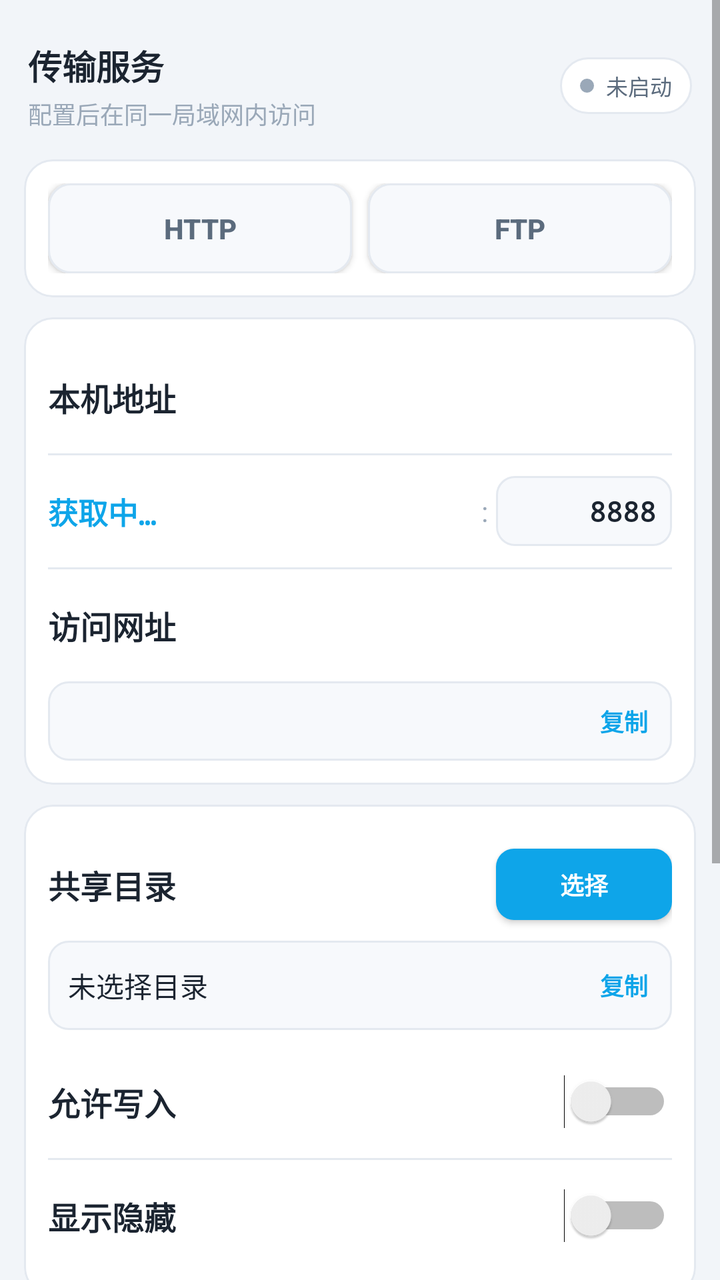
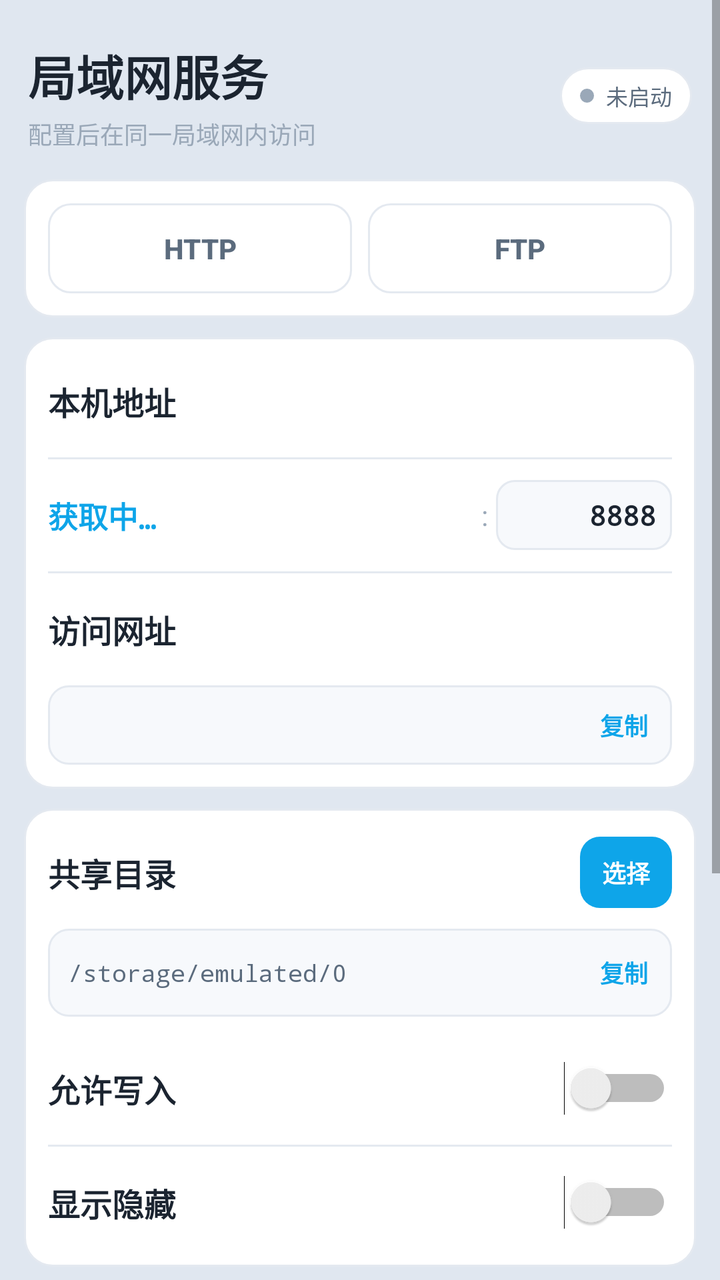

Before-and-after screenshots of an Android layout around one commit, followed by the original layout XML and the change that was made.
<!-- AndroidManifest.xml: application theme AppTheme -->
<!-- res/layout/activity_main.xml -->
<?xml version="1.0" encoding="utf-8"?>
<ScrollView xmlns:android="http://schemas.android.com/apk/res/android"
    xmlns:app="http://schemas.android.com/apk/res-auto"
    android:layout_width="match_parent"
    android:layout_height="match_parent">

    <LinearLayout
        android:layout_width="match_parent"
        android:layout_height="wrap_content"
        android:orientation="vertical"
        android:paddingStart="12dp"
        android:paddingEnd="12dp"
        android:paddingTop="14dp"
        android:paddingBottom="20dp">

        
        <LinearLayout
            android:layout_width="match_parent"
            android:layout_height="wrap_content"
            android:orientation="horizontal"
            android:gravity="center_vertical"
            android:paddingStart="2dp"
            android:paddingEnd="2dp"
            android:paddingTop="6dp"
            android:paddingBottom="14dp">

            <LinearLayout
                android:layout_width="0dp"
                android:layout_height="wrap_content"
                android:layout_weight="1"
                android:orientation="vertical">

                <TextView
                    android:layout_width="wrap_content"
                    android:layout_height="wrap_content"
                    android:text="传输服务"
                    android:textSize="17sp"
                    android:textStyle="bold"
                    android:textColor="@color/txt" />

                <TextView
                    android:layout_width="wrap_content"
                    android:layout_height="wrap_content"
                    android:layout_marginTop="3dp"
                    android:text="配置后在同一局域网内访问"
                    android:textSize="12sp"
                    android:textColor="@color/txt3" />
            </LinearLayout>

            <LinearLayout
                android:layout_width="wrap_content"
                android:layout_height="wrap_content"
                android:orientation="horizontal"
                android:gravity="center_vertical"
                android:background="@drawable/pill_bg"
                android:paddingStart="10dp"
                android:paddingEnd="10dp"
                android:paddingTop="6dp"
                android:paddingBottom="6dp">

                <View
                    android:id="@+id/vDot"
                    android:layout_width="7dp"
                    android:layout_height="7dp"
                    android:background="@drawable/dot_sel" />

                <TextView
                    android:id="@+id/tvStatus"
                    android:layout_width="wrap_content"
                    android:layout_height="wrap_content"
                    android:layout_marginStart="6dp"
                    android:text="未启动"
                    android:textSize="11sp"
                    android:textColor="@color/txt2" />
            </LinearLayout>
        </LinearLayout>

        
        <androidx.cardview.widget.CardView
            android:layout_width="match_parent"
            android:layout_height="wrap_content"
            android:layout_marginBottom="10dp"
            app:cardBackgroundColor="@android:color/transparent"
            app:cardCornerRadius="14dp"
            app:cardElevation="0dp"
            app:cardUseCompatPadding="false">

            <LinearLayout
                android:layout_width="match_parent"
                android:layout_height="wrap_content"
                android:orientation="vertical"
                android:background="@drawable/card_bg"
                android:padding="12dp">

                <LinearLayout
                    android:layout_width="match_parent"
                    android:layout_height="wrap_content"
                    android:orientation="horizontal"
                    android:gravity="center_vertical">

                    <Button
                        android:id="@+id/chipHttp"
                        android:layout_width="0dp"
                        android:layout_height="wrap_content"
                        android:layout_weight="1"
                        android:text="HTTP"
                        android:textSize="14sp"
                        android:textStyle="bold"
                        android:textColor="@color/txt2"
                        android:background="@drawable/chip_sel"
                        android:paddingTop="13dp"
                        android:paddingBottom="13dp"
                        android:minHeight="0dp" />

                    <Button
                        android:id="@+id/chipFtp"
                        android:layout_width="0dp"
                        android:layout_height="wrap_content"
                        android:layout_weight="1"
                        android:text="FTP"
                        android:textSize="14sp"
                        android:textStyle="bold"
                        android:textColor="@color/txt2"
                        android:background="@drawable/chip_sel"
                        android:paddingTop="13dp"
                        android:paddingBottom="13dp"
                        android:minHeight="0dp"
                        android:layout_marginStart="8dp" />
                </LinearLayout>
            </LinearLayout>
        </androidx.cardview.widget.CardView>

        
        <androidx.cardview.widget.CardView
            android:layout_width="match_parent"
            android:layout_height="wrap_content"
            android:layout_marginBottom="10dp"
            app:cardBackgroundColor="@android:color/transparent"
            app:cardCornerRadius="14dp"
            app:cardElevation="0dp"
            app:cardUseCompatPadding="false">

            <LinearLayout
                android:layout_width="match_parent"
                android:layout_height="wrap_content"
                android:orientation="vertical"
                android:background="@drawable/card_bg"
                android:padding="12dp">

                
                <LinearLayout
                    android:layout_width="match_parent"
                    android:layout_height="wrap_content"
                    android:minHeight="56dp"
                    android:orientation="horizontal"
                    android:gravity="center_vertical">

                    <TextView
                        android:layout_width="wrap_content"
                        android:layout_height="wrap_content"
                        android:text="本机地址"
                        android:textSize="16sp"
                        android:textStyle="bold"
                        android:textColor="@color/txt" />
                </LinearLayout>

                <View
                    android:layout_width="match_parent"
                    android:layout_height="1dp"
                    android:background="@color/line" />

                
                <LinearLayout
                    android:layout_width="match_parent"
                    android:layout_height="wrap_content"
                    android:minHeight="56dp"
                    android:orientation="horizontal"
                    android:gravity="center_vertical">

                    <TextView
                        android:id="@+id/tvIp"
                        android:layout_width="0dp"
                        android:layout_height="wrap_content"
                        android:layout_weight="1"
                        android:text="获取中…"
                        android:textSize="15sp"
                        android:textStyle="bold"
                        android:fontFamily="monospace"
                        android:textColor="@color/brand" />

                    <TextView
                        android:layout_width="wrap_content"
                        android:layout_height="wrap_content"
                        android:text=":"
                        android:textSize="14sp"
                        android:textColor="@color/txt3"
                        android:layout_marginStart="4dp"
                        android:layout_marginEnd="4dp" />

                    <EditText
                        android:id="@+id/etPort"
                        android:layout_width="88dp"
                        android:layout_height="wrap_content"
                        android:inputType="number"
                        android:text="8888"
                        android:gravity="end|center_vertical"
                        android:fontFamily="monospace"
                        android:textSize="14sp"
                        android:textStyle="bold"
                        android:textColor="@color/txt"
                        android:background="@drawable/port_bg"
                        android:padding="8dp"
                        android:maxLines="1" />
                </LinearLayout>

                <View
                    android:layout_width="match_parent"
                    android:layout_height="1dp"
                    android:background="@color/line" />

                
                <LinearLayout
                    android:layout_width="match_parent"
                    android:layout_height="wrap_content"
                    android:minHeight="56dp"
                    android:orientation="horizontal"
                    android:gravity="center_vertical">

                    <TextView
                        android:layout_width="wrap_content"
                        android:layout_height="wrap_content"
                        android:text="访问网址"
                        android:textSize="16sp"
                        android:textStyle="bold"
                        android:textColor="@color/txt" />
                </LinearLayout>

                <LinearLayout
                    android:layout_width="match_parent"
                    android:layout_height="wrap_content"
                    android:orientation="horizontal"
                    android:gravity="center_vertical"
                    android:background="@drawable/box_bg"
                    android:paddingStart="10dp"
                    android:paddingEnd="10dp"
                    android:paddingTop="11dp"
                    android:paddingBottom="11dp">

                    <TextView
                        android:id="@+id/tvUrl"
                        android:layout_width="0dp"
                        android:layout_height="wrap_content"
                        android:layout_weight="1"
                        android:text=""
                        android:textSize="12sp"
                        android:fontFamily="monospace"
                        android:textColor="@color/txt2"
                        android:singleLine="true"
                        android:ellipsize="end" />

                    <Button
                        android:id="@+id/btnCopyUrl"
                        android:layout_width="wrap_content"
                        android:layout_height="wrap_content"
                        android:text="复制"
                        android:textSize="12sp"
                        android:textStyle="bold"
                        android:textColor="@color/brand"
                        android:background="@null"
                        android:minWidth="0dp"
                        android:minHeight="0dp"
                        android:paddingStart="2dp"
                        android:paddingEnd="2dp"
                        android:paddingTop="0dp"
                        android:paddingBottom="0dp" />
                </LinearLayout>
            </LinearLayout>
        </androidx.cardview.widget.CardView>

        
        <androidx.cardview.widget.CardView
            android:layout_width="match_parent"
            android:layout_height="wrap_content"
            android:layout_marginBottom="10dp"
            app:cardBackgroundColor="@android:color/transparent"
            app:cardCornerRadius="14dp"
            app:cardElevation="0dp"
            app:cardUseCompatPadding="false">

            <LinearLayout
                android:layout_width="match_parent"
                android:layout_height="wrap_content"
                android:orientation="vertical"
                android:background="@drawable/card_bg"
                android:padding="12dp">

                
                <LinearLayout
                    android:layout_width="match_parent"
                    android:layout_height="wrap_content"
                    android:minHeight="56dp"
                    android:orientation="horizontal"
                    android:gravity="center_vertical">

                    <TextView
                        android:layout_width="0dp"
                        android:layout_height="wrap_content"
                        android:layout_weight="1"
                        android:text="共享目录"
                        android:textSize="16sp"
                        android:textStyle="bold"
                        android:textColor="@color/txt" />

                    <Button
                        android:id="@+id/btnPickDir"
                        android:layout_width="wrap_content"
                        android:layout_height="wrap_content"
                        android:text="选择"
                        android:textSize="12sp"
                        android:textStyle="bold"
                        android:textColor="#ffffff"
                        android:background="@drawable/btn_primary"
                        android:paddingStart="11dp"
                        android:paddingEnd="11dp"
                        android:paddingTop="9dp"
                        android:paddingBottom="9dp"
                        android:minHeight="0dp" />
                </LinearLayout>

                <LinearLayout
                    android:layout_width="match_parent"
                    android:layout_height="wrap_content"
                    android:orientation="horizontal"
                    android:gravity="center_vertical"
                    android:background="@drawable/box_bg"
                    android:paddingStart="10dp"
                    android:paddingEnd="10dp"
                    android:paddingTop="12dp"
                    android:paddingBottom="12dp"
                    android:minHeight="44dp"
                    android:layout_marginBottom="8dp">

                    <TextView
                        android:id="@+id/tvDir"
                        android:layout_width="0dp"
                        android:layout_height="wrap_content"
                        android:layout_weight="1"
                        android:gravity="start"
                        android:text="未选择目录"
                        android:textSize="14sp"
                        android:fontFamily="monospace"
                        android:textColor="@color/txt"
                        android:singleLine="true"
                        android:ellipsize="end" />

                    <Button
                        android:id="@+id/btnCopyDir"
                        android:layout_width="wrap_content"
                        android:layout_height="wrap_content"
                        android:text="复制"
                        android:textSize="12sp"
                        android:textStyle="bold"
                        android:textColor="@color/brand"
                        android:background="@null"
                        android:minWidth="0dp"
                        android:minHeight="0dp"
                        android:paddingStart="2dp"
                        android:paddingEnd="2dp"
                        android:paddingTop="0dp"
                        android:paddingBottom="0dp" />
                </LinearLayout>

                
                <LinearLayout
                    android:layout_width="match_parent"
                    android:layout_height="wrap_content"
                    android:minHeight="56dp"
                    android:orientation="horizontal"
                    android:gravity="center_vertical">

                    <TextView
                        android:layout_width="0dp"
                        android:layout_height="wrap_content"
                        android:layout_weight="1"
                        android:text="允许写入"
                        android:textSize="16sp"
                        android:textStyle="bold"
                        android:textColor="@color/txt" />

                    <Switch
                        android:id="@+id/swWrite"
                        android:layout_width="wrap_content"
                        android:layout_height="wrap_content" />
                </LinearLayout>

                <View
                    android:layout_width="match_parent"
                    android:layout_height="1dp"
                    android:background="@color/line" />

                
                <LinearLayout
                    android:layout_width="match_parent"
                    android:layout_height="wrap_content"
                    android:minHeight="56dp"
                    android:orientation="horizontal"
                    android:gravity="center_vertical">

                    <TextView
                        android:layout_width="0dp"
                        android:layout_height="wrap_content"
                        android:layout_weight="1"
                        android:text="显示隐藏"
                        android:textSize="16sp"
                        android:textStyle="bold"
                        android:textColor="@color/txt" />

                    <Switch
                        android:id="@+id/swHidden"
                        android:layout_width="wrap_content"
                        android:layout_height="wrap_content" />
                </LinearLayout>
            </LinearLayout>
        </androidx.cardview.widget.CardView>

        
        <androidx.cardview.widget.CardView
            android:layout_width="match_parent"
            android:layout_height="wrap_content"
            android:layout_marginBottom="10dp"
            app:cardBackgroundColor="@android:color/transparent"
            app:cardCornerRadius="14dp"
            app:cardElevation="0dp"
            app:cardUseCompatPadding="false">

            <LinearLayout
                android:layout_width="match_parent"
                android:layout_height="wrap_content"
                android:orientation="vertical"
                android:background="@drawable/card_bg"
                android:gravity="center_horizontal"
                android:paddingTop="12dp"
                android:paddingBottom="6dp">

                <ImageView
                    android:id="@+id/ivQr"
                    android:layout_width="158dp"
                    android:layout_height="158dp"
                    android:visibility="visible" />

                <TextView
                    android:id="@+id/tvQrHint"
                    android:layout_width="match_parent"
                    android:layout_height="wrap_content"
                    android:layout_marginTop="12dp"
                    android:text=""
                    android:textSize="11sp"
                    android:textColor="@color/txt3"
                    android:gravity="center_horizontal" />
            </LinearLayout>
        </androidx.cardview.widget.CardView>

        
        <TextView
            android:id="@+id/btnStart"
            android:layout_width="match_parent"
            android:layout_height="wrap_content"
            android:layout_marginTop="6dp"
            android:text="启动服务"
            android:textSize="15sp"
            android:textStyle="bold"
            android:textColor="@color/txt2"
            android:background="@drawable/btn_big_sel"
            android:gravity="center"
            android:clickable="true"
            android:focusable="true"
            android:paddingTop="15dp"
            android:paddingBottom="15dp" />

    </LinearLayout>
</ScrollView>
<!-- resources referenced by this layout -->
<resources>
  <color name="brand">#0ea5e9</color>
  <color name="line">#e4e9f0</color>
  <color name="txt">#1b2430</color>
  <color name="txt2">#5b6b7d</color>
  <color name="txt3">#9aa8b8</color>
  <!-- drawable box_bg (drawable) -->
  <?xml version="1.0" encoding="utf-8"?>
  <shape xmlns:android="http://schemas.android.com/apk/res/android"
      android:shape="rectangle">
      <solid android:color="@color/panel2" />
      <stroke android:width="1dp" android:color="@color/line" />
      <corners android:radius="10dp" />
  </shape>
  <!-- drawable btn_big_sel (drawable) -->
  <?xml version="1.0" encoding="utf-8"?>
  <selector xmlns:android="http://schemas.android.com/apk/res/android">
      <item android:state_selected="true" android:drawable="@drawable/gradient_brand" />
      <item android:drawable="@drawable/btn_big_off" />
  </selector>
  <!-- drawable btn_primary (drawable) -->
  <?xml version="1.0" encoding="utf-8"?>
  <shape xmlns:android="http://schemas.android.com/apk/res/android"
      android:shape="rectangle">
      <solid android:color="@color/brand" />
      <corners android:radius="9dp" />
  </shape>
  <!-- drawable card_bg (drawable) -->
  <?xml version="1.0" encoding="utf-8"?>
  <shape xmlns:android="http://schemas.android.com/apk/res/android"
      android:shape="rectangle">
      <solid android:color="@color/panel" />
      <stroke android:width="1dp" android:color="@color/line" />
      <corners android:radius="14dp" />
  </shape>
  <!-- drawable chip_sel (drawable) -->
  <?xml version="1.0" encoding="utf-8"?>
  <selector xmlns:android="http://schemas.android.com/apk/res/android">
      <item android:state_selected="true" android:drawable="@drawable/gradient_brand" />
      <item android:drawable="@drawable/chip_bg" />
  </selector>
  <!-- drawable dot_sel (drawable) -->
  <?xml version="1.0" encoding="utf-8"?>
  <selector xmlns:android="http://schemas.android.com/apk/res/android">
      <item android:state_selected="true" android:drawable="@drawable/dot_on" />
      <item android:drawable="@drawable/dot_off" />
  </selector>
  <!-- drawable pill_bg (drawable) -->
  <?xml version="1.0" encoding="utf-8"?>
  <shape xmlns:android="http://schemas.android.com/apk/res/android"
      android:shape="rectangle">
      <solid android:color="@color/panel" />
      <stroke android:width="1dp" android:color="@color/line" />
      <corners android:radius="20dp" />
  </shape>
  <!-- drawable port_bg (drawable) -->
  <?xml version="1.0" encoding="utf-8"?>
  <shape xmlns:android="http://schemas.android.com/apk/res/android"
      android:shape="rectangle">
      <solid android:color="@color/panel2" />
      <stroke android:width="1dp" android:color="@color/line" />
      <corners android:radius="9dp" />
  </shape>
  <color name="panel2">#f7f9fc</color>
  <!-- drawable btn_big_off (drawable) -->
  <?xml version="1.0" encoding="utf-8"?>
  <shape xmlns:android="http://schemas.android.com/apk/res/android"
      android:shape="rectangle">
      <solid android:color="@color/panel2" />
      <stroke android:width="1dp" android:color="@color/line" />
      <corners android:radius="12dp" />
  </shape>
  <color name="panel">#ffffff</color>
  <!-- drawable chip_bg (drawable) -->
  <?xml version="1.0" encoding="utf-8"?>
  <shape xmlns:android="http://schemas.android.com/apk/res/android"
      android:shape="rectangle">
      <solid android:color="@color/panel2" />
      <stroke android:width="1dp" android:color="@color/line" />
      <corners android:radius="11dp" />
  </shape>
  <!-- drawable dot_off (drawable) -->
  <?xml version="1.0" encoding="utf-8"?>
  <shape xmlns:android="http://schemas.android.com/apk/res/android"
      android:shape="oval">
      <solid android:color="@color/txt3" />
  </shape>
  <color name="bg">#f2f5f9</color>
  <color name="brand2">#06b6d4</color>
  <color name="ok">#16a34a</color>
  <!-- unchanged entries left out for length: 3 -->
</resources>

<!-- the commit's change to res/layout/activity_main.xml (unified diff, before → after) -->
@@ -31,10 +31,11 @@
                 android:orientation="vertical">
 
                 <TextView
+                    android:id="@+id/tvTitle"
                     android:layout_width="wrap_content"
                     android:layout_height="wrap_content"
-                    android:text="传输服务"
-                    android:textSize="17sp"
+                    android:text="局域网服务"
+                    android:textSize="24sp"
                     android:textStyle="bold"
                     android:textColor="@color/txt" />
 
@@ -110,7 +111,9 @@
                         android:background="@drawable/chip_sel"
                         android:paddingTop="13dp"
                         android:paddingBottom="13dp"
-                        android:minHeight="0dp" />
+                        android:minHeight="0dp"
+                        android:elevation="0dp"
+                        android:stateListAnimator="@null" />
 
                     <Button
                         android:id="@+id/chipFtp"
@@ -125,6 +128,8 @@
                         android:paddingTop="13dp"
                         android:paddingBottom="13dp"
                         android:minHeight="0dp"
+                        android:elevation="0dp"
+                        android:stateListAnimator="@null"
                         android:layout_marginStart="8dp" />
                 </LinearLayout>
             </LinearLayout>
@@ -145,23 +150,28 @@
                 android:layout_height="wrap_content"
                 android:orientation="vertical"
                 android:background="@drawable/card_bg"
-                android:padding="12dp">
-
-                
-                <LinearLayout
-                    android:layout_width="match_parent"
-                    android:layout_height="wrap_content"
-                    android:minHeight="56dp"
-                    android:orientation="horizontal"
-                    android:gravity="center_vertical">
-
-                    <TextView
-                        android:layout_width="wrap_content"
-                        android:layout_height="wrap_content"
+                android:paddingStart="12dp"
+                android:paddingEnd="12dp"
+                android:paddingTop="4dp"
+                android:paddingBottom="12dp">
+
+                
+                <LinearLayout
+                    android:layout_width="match_parent"
+                    android:layout_height="wrap_content"
+                    android:minHeight="56dp"
+                    android:orientation="horizontal"
+                    android:gravity="center_vertical">
+
+                    <TextView
+                        android:layout_width="0dp"
+                        android:layout_height="wrap_content"
+                        android:layout_weight="1"
                         android:text="本机地址"
                         android:textSize="16sp"
                         android:textStyle="bold"
                         android:textColor="@color/txt" />
+
                 </LinearLayout>
 
                 <View
@@ -292,7 +302,10 @@
                 android:layout_height="wrap_content"
                 android:orientation="vertical"
                 android:background="@drawable/card_bg"
-                android:padding="12dp">
+                android:paddingStart="12dp"
+                android:paddingEnd="12dp"
+                android:paddingTop="4dp"
+                android:paddingBottom="4dp">
 
                 
                 <LinearLayout
@@ -311,7 +324,7 @@
                         android:textStyle="bold"
                         android:textColor="@color/txt" />
 
-                    <Button
+                    <TextView
                         android:id="@+id/btnPickDir"
                         android:layout_width="wrap_content"
                         android:layout_height="wrap_content"
@@ -324,7 +337,11 @@
                         android:paddingEnd="11dp"
                         android:paddingTop="9dp"
                         android:paddingBottom="9dp"
-                        android:minHeight="0dp" />
+                        android:minWidth="0dp"
+                        android:minHeight="0dp"
+                        android:clickable="true"
+                        android:focusable="true"
+                        android:gravity="center" />
                 </LinearLayout>
 
                 <LinearLayout
@@ -346,10 +363,10 @@
                         android:layout_height="wrap_content"
                         android:layout_weight="1"
                         android:gravity="start"
-                        android:text="未选择目录"
-                        android:textSize="14sp"
+                        android:text="/storage/emulated/0"
+                        android:textSize="12sp"
                         android:fontFamily="monospace"
-                        android:textColor="@color/txt"
+                        android:textColor="@color/txt2"
                         android:singleLine="true"
                         android:ellipsize="end" />
 
@@ -440,7 +457,7 @@
                 android:background="@drawable/card_bg"
                 android:gravity="center_horizontal"
                 android:paddingTop="12dp"
-                android:paddingBottom="6dp">
+                android:paddingBottom="16dp">
 
                 <ImageView
                     android:id="@+id/ivQr"
@@ -452,7 +469,7 @@
                     android:id="@+id/tvQrHint"
                     android:layout_width="match_parent"
                     android:layout_height="wrap_content"
-                    android:layout_marginTop="12dp"
+                    android:layout_marginTop="6dp"
                     android:text=""
                     android:textSize="11sp"
                     android:textColor="@color/txt3"
<!-- resource entries referenced after the edit -->
@@ -24,7 +24,7 @@
   <shape xmlns:android="http://schemas.android.com/apk/res/android"
       android:shape="rectangle">
       <solid android:color="@color/brand" />
-      <corners android:radius="9dp" />
+      <corners android:radius="10dp" />
   </shape>
   <!-- drawable card_bg (drawable) -->
   <?xml version="1.0" encoding="utf-8"?>
@@ -76,7 +76,7 @@
   <?xml version="1.0" encoding="utf-8"?>
   <shape xmlns:android="http://schemas.android.com/apk/res/android"
       android:shape="rectangle">
-      <solid android:color="@color/panel2" />
+      <solid android:color="@android:color/transparent" />
       <stroke android:width="1dp" android:color="@color/line" />
       <corners android:radius="11dp" />
   </shape>
@@ -86,7 +86,7 @@
       android:shape="oval">
       <solid android:color="@color/txt3" />
   </shape>
-  <color name="bg">#f2f5f9</color>
+  <color name="bg">#e0e7f0</color>
   <color name="brand2">#06b6d4</color>
   <color name="ok">#16a34a</color>
   <!-- unchanged entries left out for length: 3 -->
